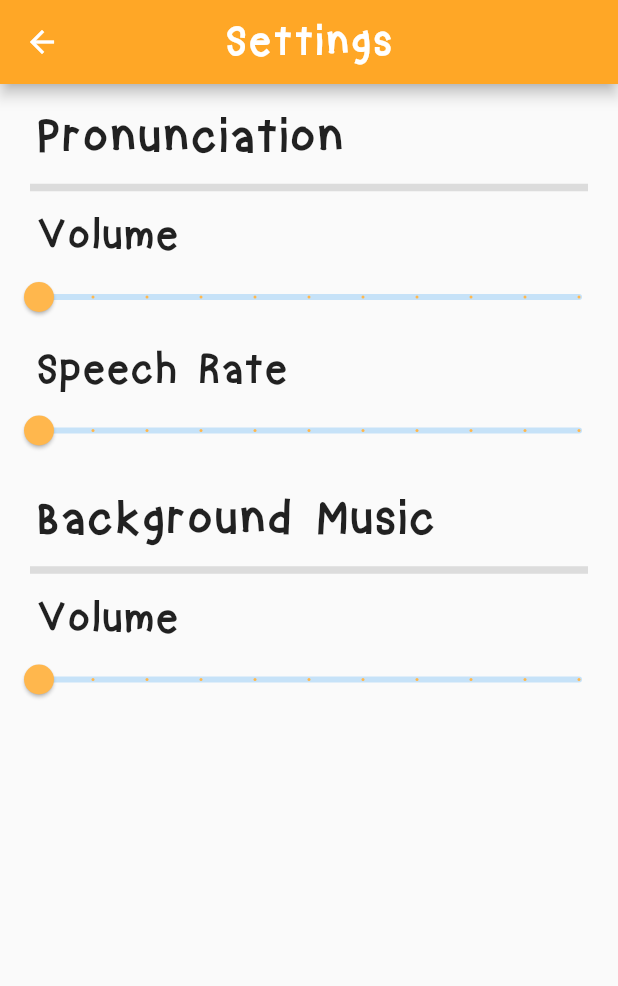
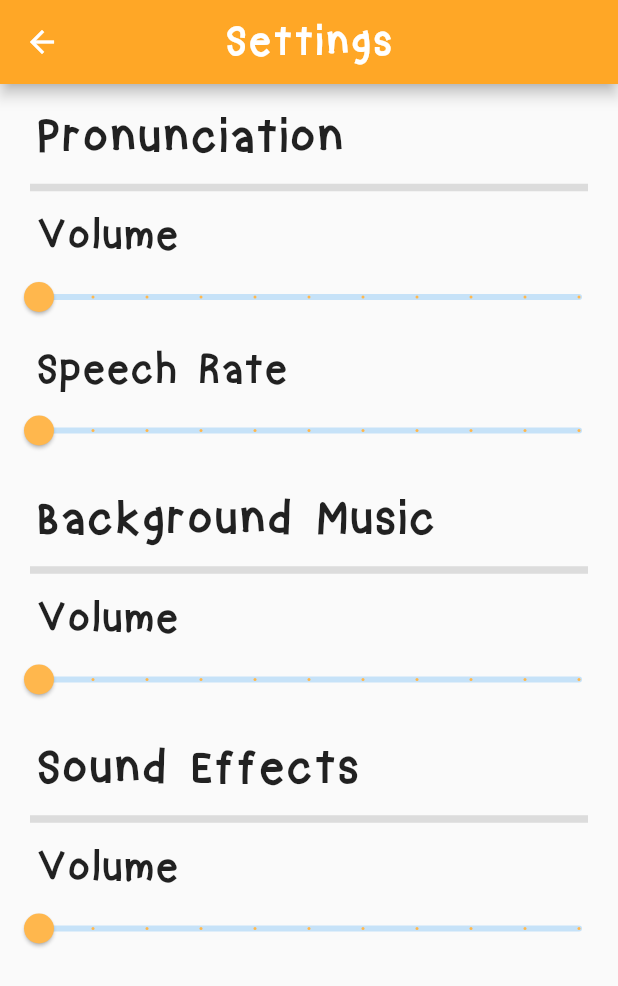
Before and after one commit to hongyu1738/plum_test, a Flutter app: the Settings screen opened by its route, on a phone screen of 412 x 824 dp. Shown: the top 986 px of the screen. Run offline on Flutter 3.47's test engine with Material 2 defaults, Android fonts, the phone set to English and light mode, and no system bars; our stand-ins replace animate_do, audioplayers, cloud_firestore, firebase_core, firebase_storage, flutter_speed_dial and 10 more; missing offline and left inert: tflite; accounts and stored records are empty.

Commit message:
Added feature to set background music volume on Slider value change
- Changed code to enable changing of volume simultaneously with Slider value change
- Added function to control volume of sound effects for Vocabulary Quiz, Image Quiz and Drag and Drop Quiz
- Modularized coding in Settings
- Removed unused comments and codes
- Added function to get sound effect volume from Cloud Firestore
- Added function to update sound effect volume in Cloud Firestore

```diff
--- a/lib/layout/image_question.dart
+++ b/lib/layout/image_question.dart
@@ -1,11 +1,9 @@
 import 'package:audioplayers/audioplayers.dart';
 import 'package:flutter/material.dart';
-//import 'dart:async';
-
 import 'package:flutter_tts/flutter_tts.dart';
 
 class ImageQuestion extends StatefulWidget {
-  const ImageQuestion({ Key key, this.imageLabel, this.imageUrl, this.urlChoices, this.imagePlayer, this.volume, this.rate }) : super(key: key);
+  const ImageQuestion({ Key key, this.imageLabel, this.imageUrl, this.urlChoices, this.imagePlayer, this.volume, this.rate, this.sfxVolume }) : super(key: key);
 
   final String imageLabel;
   final String imageUrl;
@@ -13,6 +11,7 @@ class ImageQuestion extends StatefulWidget {
   final AudioCache imagePlayer;
   final double volume;
   final double rate;
+  final double sfxVolume;
 
   @override
   _ImageQuestionState createState() => _ImageQuestionState();
@@ -52,12 +51,12 @@ class _ImageQuestionState extends State<ImageQuestion> {
               ),
           ],
         ),
-        showQuizImage(context, widget.urlChoices),
+        showQuizImage(context, widget.urlChoices, widget.sfxVolume),
       ],
     );
   }
 
-  Widget showQuizImage(BuildContext context, List<String> urlChoices) => Padding(
+  Widget showQuizImage(BuildContext context, List<String> urlChoices, double volume) => Padding(
     padding: const EdgeInsets.all(12),
     child: Container(
       height: MediaQuery.of(context).size.height * 0.68,
@@ -66,7 +65,7 @@ class _ImageQuestionState extends State<ImageQuestion> {
         itemCount: urlChoices.length,
         itemBuilder: (context, index){
           return InkWell(
-            onTap: () => [compareResult(context, index)],
+            onTap: () => [compareResult(context, index, volume)],
             splashColor: Colors.orangeAccent,
             child: showIndividualImage(context, urlChoices[index]));
       }),
@@ -76,7 +75,6 @@ class _ImageQuestionState extends State<ImageQuestion> {
   Widget showIndividualImage(BuildContext context, String url) => Padding(
     padding: const EdgeInsets.all(12.0),
     child: Container(
-      //padding: const EdgeInsets.all(12),
       height: MediaQuery.of(context).size.height * 0.30,
       width: MediaQuery.of(context).size.width,
       decoration: BoxDecoration(
@@ -96,26 +94,17 @@ class _ImageQuestionState extends State<ImageQuestion> {
         style: TextStyle(
         fontSize: 36,
         fontWeight: FontWeight.w400,
-        //fontStyle: FontStyle.italic,
         letterSpacing: .5,
       ),),
     );
 
-  void compareResult(BuildContext context, int index){
+  void compareResult(BuildContext context, int index, double volume){
 
     if(widget.imageUrl == widget.urlChoices[index]){
-      // Timer(Duration(milliseconds: 600), () {
-
-      // });
-      widget.imagePlayer.play("win.wav");
+      widget.imagePlayer.play("win.wav", volume: volume);
       Navigator.of(context).pushReplacementNamed('/imageResultSuccess');
-      //Navigator.of(context).popAndPushNamed('/vocabularyResultSuccess');
     } else {
-      //Navigator.of(context).pushNamed('/vocabularyResultFailure');
-      // Timer(Duration(milliseconds: 600), () {
-
-      // });
-      widget.imagePlayer.play("lose.wav");
+      widget.imagePlayer.play("lose.wav", volume: volume);
       Navigator.of(context).pushNamed('/imageResultFailure');
     }
   }
--- a/lib/layout/revision_vertical.dart
+++ b/lib/layout/revision_vertical.dart
@@ -2,7 +2,6 @@ import 'package:flutter/material.dart';
 import 'package:flutter_staggered_animations/flutter_staggered_animations.dart';
 import 'package:plum_test/layout/revision_horizontal.dart';
 import 'package:flutter_tts/flutter_tts.dart';
-//import 'package:plum_test/models/image_model.dart';
 
 class VerticalView extends StatefulWidget {
   const VerticalView({ Key key, this.classResult, this.imageResult, this.volume, this.rate}) : super(key: key);
@@ -39,7 +38,6 @@ class _VerticalViewState extends State<VerticalView> {
               Text('${widget.classResult}',
                 style: TextStyle(
                   fontSize: 36,
-                  //fontWeight: FontWeight.w400,
                   letterSpacing: .5,
                 ),
               ),
--- a/lib/layout/vocabulary_question.dart
+++ b/lib/layout/vocabulary_question.dart
@@ -1,14 +1,14 @@
 import 'package:audioplayers/audioplayers.dart';
 import 'package:flutter/material.dart';
-import 'dart:async';
 
 class VocabularyQuestion extends StatelessWidget {
-  const VocabularyQuestion({ Key key, this.vocabularyLabel, this.vocabularyUrl, this.choicesList, this.vocabularyPlayer }) : super(key: key);
+  const VocabularyQuestion({ Key key, this.vocabularyLabel, this.vocabularyUrl, this.choicesList, this.vocabularyPlayer, this.volume }) : super(key: key);
 
   final String vocabularyLabel;
   final String vocabularyUrl;
   final List<String> choicesList;
   final AudioCache vocabularyPlayer;
+  final double volume;
 
   @override
   Widget build(BuildContext context) {
@@ -18,7 +18,7 @@ class VocabularyQuestion extends StatelessWidget {
     return Column(
       children: [
         showQuestionImage(context, vocabularyUrl),
-        buildGrid(context, choicesList),
+        buildGrid(context, choicesList, volume),
       ],
     );
   }
@@ -39,7 +39,7 @@ class VocabularyQuestion extends StatelessWidget {
     ),
   );
 
-  Widget buildGrid(BuildContext context, List choices) => Padding(
+  Widget buildGrid(BuildContext context, List choices, double volume) => Padding(
     padding: const EdgeInsets.all(12),
     child: Container(
       height: 300,
@@ -52,7 +52,7 @@ class VocabularyQuestion extends StatelessWidget {
         itemCount: choices.length,
         itemBuilder: (context, index){
           return InkWell(
-              onTap: () => [compareResult(context, index)],
+              onTap: () => [compareResult(context, index, volume)],
               splashColor: Colors.orangeAccent,
               child: showQuestionChoices(choices[index])
           );
@@ -73,28 +73,18 @@ class VocabularyQuestion extends StatelessWidget {
         Text(choice,
         style: TextStyle(
           fontSize: 30,
-          //fontWeight: FontWeight.bold,
         ),)
       ],
     ),
   );
 
-
-  void compareResult(BuildContext context, int index){
+  void compareResult(BuildContext context, int index, double volume){
 
     if(vocabularyLabel == choicesList[index]){
-      // Timer(Duration(milliseconds: 600), () {
-
-      // });
-      vocabularyPlayer.play("win.wav");
+      vocabularyPlayer.play("win.wav", volume: volume);
       Navigator.of(context).pushReplacementNamed('/vocabularyResultSuccess');
-      //Navigator.of(context).popAndPushNamed('/vocabularyResultSuccess');
     } else {
-      //Navigator.of(context).pushNamed('/vocabularyResultFailure');
-      // Timer(Duration(milliseconds: 600), () {
-
-      // });
-      vocabularyPlayer.play("lose.wav");
+      vocabularyPlayer.play("lose.wav", volume: volume);
       Navigator.of(context).pushNamed('/vocabularyResultFailure');
     }
   }
--- a/lib/models/image_model.dart
+++ b/lib/models/image_model.dart
@@ -50,6 +50,10 @@ class ImageData with ChangeNotifier {
   bool _bgError = false;
   String _bgErrorMessage = "";
 
+  double _sfxVolume = 0.0;
+  bool _sfxError = false;
+  String _sfxErrorMessage = "";
+
   //Getter functions for variables
 
   List <dynamic> get classResults => _classResults;
@@ -89,6 +93,10 @@ class ImageData with ChangeNotifier {
   double get bgVolume => _bgVolume;
   bool get bgError => _bgError;
   String get bgErrorMessage => _bgErrorMessage;
+
+  double get sfxVolume => _sfxVolume;
+  bool get sfxError => _sfxError;
+  String get sfxErrorMessage => _sfxErrorMessage;
 
   Future<void> get fetchImageData async { //Function to fetch image data from Cloud Firestore
     QuerySnapshot imageSnapshot = await FirebaseFirestore.instance.collection('Images').get();
@@ -415,6 +423,28 @@ class ImageData with ChangeNotifier {
     notifyListeners();
   }
 
+  Future <void> get fetchSfxVolume async {
+    DocumentSnapshot sfxSnapshot = await FirebaseFirestore.instance.collection('Sfx').doc('volume').get();
+
+    if (sfxSnapshot.exists){
+      try {
+        _sfxVolume = sfxSnapshot['volume'];
+        _sfxError = false;
+
+      } catch(e) {
+        _sfxError = true;
+        _sfxErrorMessage = e.toString();
+        _sfxVolume = 0.0;
+      }
+    } else {
+      _sfxError = true;
+      _sfxErrorMessage = "There is no specified volume. Please try again.";
+      _sfxVolume = 0.0;
+    }
+
+    notifyListeners();
+  }
+
   void generateRandomNumber(int counter){
     Random random = new Random();
     _randomNum = random.nextInt(counter);
--- a/lib/screens/home/home.dart
+++ b/lib/screens/home/home.dart
@@ -1,5 +1,3 @@
-import 'package:audioplayers/audioplayers.dart';
-import 'package:cloud_firestore/cloud_firestore.dart';
 import 'package:flutter/material.dart';
 import 'package:plum_test/layout/home_view.dart';
 import 'package:provider/provider.dart';
--- a/lib/screens/quiz/drag_n_drop.dart
+++ b/lib/screens/quiz/drag_n_drop.dart
@@ -23,6 +23,7 @@ class _DragAndDropState extends State<DragAndDrop> {
   void initState() {
     super.initState();
     context.read<ImageData>().fetchDragData;
+    context.read<ImageData>().fetchSfxVolume;
     randomNum = random.nextInt(10);
     dragPlayer.loadAll(["single_correct.wav", "win.wav"]);
   }
@@ -36,17 +37,16 @@ class _DragAndDropState extends State<DragAndDrop> {
         centerTitle: true,
         title: Text('Drag and Drop',
         style: TextStyle(
-          //textStyle: Theme.of(context).textTheme.headline4,
           fontSize: 30,
           fontWeight: FontWeight.w400,
           letterSpacing: .5,
-          //fontStyle: FontStyle.italic,
         )),
         actions: [
           Padding(padding: EdgeInsets.only(right: 16),
             child: GestureDetector(
               onTap: () async {
                 await context.read<ImageData>().fetchDragData;
+                await context.read<ImageData>().fetchSfxVolume;
                 setState(() {
                   score.clear();
                 });
@@ -56,9 +56,6 @@ class _DragAndDropState extends State<DragAndDrop> {
           )
 
         ],
-        // titleTextStyle: TextStyle(
-        //   fontSize: 24.0,
-        // ),
       ),
 
       body: BounceInDown(
@@ -72,11 +69,8 @@ class _DragAndDropState extends State<DragAndDrop> {
                 //Error message when dragError == true
                 textAlign: TextAlign.center,
                 style: TextStyle(
-                  //textStyle: Theme.of(context).textTheme.headline4,
                   fontSize: 32,
                   fontWeight: FontWeight.w400,
-                  //fontStyle: FontStyle.italic,
-                  //letterSpacing: .5,
                 ), ),
               )
               : Row(
@@ -98,7 +92,7 @@ class _DragAndDropState extends State<DragAndDrop> {
                   Column(
                     mainAxisAlignment: MainAxisAlignment.spaceAround,
                     crossAxisAlignment: CrossAxisAlignment.end,
-                    children: value.dragMap.entries.map((e) => dropItem(e.key, e.value)).toList()..shuffle(Random(randomNum)),
+                    children: value.dragMap.entries.map((e) => dropItem(e.key, e.value, value.sfxVolume)).toList()..shuffle(Random(randomNum)),
                   )
                 ],
               );
@@ -109,7 +103,7 @@ class _DragAndDropState extends State<DragAndDrop> {
     );
   }
 
-  Widget dropItem(String label, String url) => DragTarget<String>(
+  Widget dropItem(String label, String url, double volume) => DragTarget<String>(
     builder: (BuildContext context, List<String> accepted, List rejected){
       if (score[label] == true) {
         return Container(
@@ -126,8 +120,6 @@ class _DragAndDropState extends State<DragAndDrop> {
         return Container(
           height: MediaQuery.of(context).size.height * 0.25,
           width: MediaQuery.of(context).size.width * 0.35,
-          // height: 200,
-          // width: 150,
           decoration: BoxDecoration(
             border: Border.all(color: Colors.black),
             borderRadius: BorderRadius.circular(15),
@@ -144,15 +136,15 @@ class _DragAndDropState extends State<DragAndDrop> {
       setState(() {
         score[label] = true;
       });
-      compareResult(context, score);
-      dragPlayer.play("single_correct.wav");
+      compareResult(context, score, volume);
+      dragPlayer.play("single_correct.wav", volume: volume);
     },
     onLeave: (data){},
   );
 
-  void compareResult(BuildContext context, Map score){
+  void compareResult(BuildContext context, Map score, double volume){
     if (score.length == 3){
-      dragPlayer.play("win.wav");
+      dragPlayer.play("win.wav", volume: volume);
       Navigator.of(context).pushReplacementNamed('/dragResultSuccess');
     }
   }
--- a/lib/screens/quiz/vocabulary_quiz.dart
+++ b/lib/screens/quiz/vocabulary_quiz.dart
@@ -18,6 +18,7 @@ class _VocabularyQuizState extends State<VocabularyQuiz> {
   void initState() {
     super.initState();
     context.read<ImageData>().fetchRandomAnswer;
+    context.read<ImageData>().fetchSfxVolume;
   }
 
   final vocabularyPlayer = AudioCache(prefix: 'assets/audio/');
@@ -31,15 +32,10 @@ class _VocabularyQuizState extends State<VocabularyQuiz> {
         centerTitle: true,
         title: Text('Vocabulary Quiz',
         style: TextStyle(
-          //textStyle: Theme.of(context).textTheme.headline4,
           fontSize: 30,
           fontWeight: FontWeight.w400,
           letterSpacing: .5,
-          //fontStyle: FontStyle.italic,
         )),
-        // titleTextStyle: TextStyle(
-        //   fontSize: 24.0,
-        // ),
       ),
 
       body: BounceInDown(
@@ -50,6 +46,7 @@ class _VocabularyQuizState extends State<VocabularyQuiz> {
           color: Colors.orangeAccent,
           onRefresh: () async {
             await context.read<ImageData>().fetchRandomAnswer;
+            await context.read<ImageData>().fetchSfxVolume;
           },
           child: SingleChildScrollView(
             physics: BouncingScrollPhysics(
@@ -68,11 +65,8 @@ class _VocabularyQuizState extends State<VocabularyQuiz> {
                         //Error message when vocabularyError == true
                         textAlign: TextAlign.center,
                         style: TextStyle(
-                          //textStyle: Theme.of(context).textTheme.headline4,
                           fontSize: 32,
                           fontWeight: FontWeight.w400,
-                          //fontStyle: FontStyle.italic,
-                          //letterSpacing: .5,
                         ), ),
                       ),
                     )
@@ -80,11 +74,8 @@ class _VocabularyQuizState extends State<VocabularyQuiz> {
                     //Error message when choiceError == true
                     textAlign: TextAlign.center,
                     style: TextStyle(
-                      //textStyle: Theme.of(context).textTheme.headline4,
                       fontSize: 24,
                       fontWeight: FontWeight.w400,
-                      //fontStyle: FontStyle.italic,
-                      //letterSpacing: .5,
                     ), )
                     : value.choiceResults.length != 0 && value.answerChoices.length == 0
                     //Load circular progress indicator when fetching data for answerChocies
@@ -99,7 +90,7 @@ class _VocabularyQuizState extends State<VocabularyQuiz> {
                     //Load circular progress indicator when fetching data for vocabularyImageUrl
                     ? SizedBox(height: MediaQuery.of(context).size.height, child: Center(child: CircularProgressIndicator()))
                     : VocabularyQuestion(vocabularyLabel: value.vocabularyImageLabel, vocabularyUrl: value.vocabularyImageUrl,
-                    choicesList: value.answerChoices, vocabularyPlayer: vocabularyPlayer);
+                    choicesList: value.answerChoices, vocabularyPlayer: vocabularyPlayer, volume: value.sfxVolume);
                   },
                 )
             ),
--- a/lib/screens/revision/revision.dart
+++ b/lib/screens/revision/revision.dart
@@ -2,7 +2,6 @@ import 'package:flutter/material.dart';
 import 'package:provider/provider.dart';
 import 'package:plum_test/models/image_model.dart';
 import 'package:plum_test/layout/revision_vertical.dart';
-import 'package:google_fonts/google_fonts.dart';
 import 'package:animate_do/animate_do.dart';
 import 'package:liquid_pull_to_refresh/liquid_pull_to_refresh.dart';
 
@@ -34,7 +33,6 @@ class _RevisionState extends State<Revision> {
         title: Text('Revision',
         style: TextStyle(
           fontSize: 30,
-          //fontWeight: FontWeight.w400,
           letterSpacing: .5,
         )),
       ),
--- a/lib/screens/settings/settings.dart
+++ b/lib/screens/settings/settings.dart
@@ -1,6 +1,5 @@
 import 'package:cloud_firestore/cloud_firestore.dart';
 import 'package:flutter/material.dart';
-import 'package:plum_test/layout/home_view.dart';
 
 class Settings extends StatefulWidget {
   const Settings({ Key key, this.resetVolume }) : super(key: key);
@@ -16,6 +15,7 @@ class _SettingsState extends State<Settings> {
   double ttsVolume = 0.0;
   double ttsRate = 0.0;
   double backgroundVolume = 0.0;
+  double sfxVolume = 0.0;
 
   Future <void> getTtsVolume() async {
     DocumentSnapshot volumeSnapshot = await FirebaseFirestore.instance.collection('Tts').doc('volume').get();
@@ -50,12 +50,24 @@ class _SettingsState extends State<Settings> {
     await FirebaseFirestore.instance.collection('Background').doc('volume').set({ 'volume': bgVolume });
   }
 
+  Future <void> getSfxVolume() async {
+    DocumentSnapshot sfxSnapshot = await FirebaseFirestore.instance.collection('Sfx').doc('volume').get();
+    setState(() {
+      sfxVolume = sfxSnapshot['volume'];
+    });
+  }
+
+  Future updateSfxVolume(double volume) async {
+    await FirebaseFirestore.instance.collection('Sfx').doc('volume').set({ 'volume': volume });
+  }
+
   @override
   void initState() {
     super.initState();
     getTtsVolume();
     getTtsRate();
     getBackgroundVolume();
+    getSfxVolume();
   }
 
   void onBackPressed(){
@@ -66,23 +78,13 @@ class _SettingsState extends State<Settings> {
   @override
   Widget build(BuildContext context) {
 
-    return WillPopScope(
-      onWillPop: () async {
-        Navigator.of(context).pop();
-        onBackPressed();
-        return false;
-      },
-      child: Scaffold(
+    return Scaffold(
       appBar: AppBar(
         backgroundColor: Colors.orange[400],
         centerTitle: true,
         title: Text('Settings',
-          // titleTextStyle: TextStyle(
-          //   fontSize: 30,
-          // ),
         style: TextStyle(
           fontSize: 30,
-            //fontWeight: FontWeight.w400,
           letterSpacing: .5,
         )),
       ),
@@ -90,96 +92,26 @@ class _SettingsState extends State<Settings> {
       body: Column(
         crossAxisAlignment: CrossAxisAlignment.start,
         children: [
-            Padding(
-              padding: const EdgeInsets.fromLTRB(24, 16, 0, 8),
-              child: Text("Pronunciation",
-              style: TextStyle(
-                fontSize: 34,
-                fontWeight: FontWeight.w400,
-                ),
-              ),
-            ),
-            Divider(
-              thickness: 5,
-              indent: 20,
-              endIndent: 20,
-            ),
-            Padding(
-              padding: const EdgeInsets.fromLTRB(24, 8, 0, 0),
-              child: Text("Volume",
-              style: TextStyle(
-                fontSize: 30,
-                fontWeight: FontWeight.w400,
-                ),
-              ),
-            ),
+          _settingsHeading("Pronunciation"),
+          _divider(),
+          _settingsSubheading("Volume"),
           _volume(),
-            // Divider(
-            //   thickness: 5,
-            //   indent: 20,
-            //   endIndent: 20,
-            // ),
-            Padding(
-              padding: const EdgeInsets.fromLTRB(24, 8, 0, 0),
-              child: Text("Speech Rate",
-              style: TextStyle(
-                fontSize: 30,
-                fontWeight: FontWeight.w400,
-                ),
-              ),
-            ),
+          _settingsSubheading("Speech Rate"),
           _rate(),
-            Padding(
-              padding: const EdgeInsets.fromLTRB(24, 16, 0, 8),
-              child: Text("Background Music",
-              style: TextStyle(
-                fontSize: 34,
-                fontWeight: FontWeight.w400,
-                ),
-              ),
-            ),
-            Divider(
-              thickness: 5,
-              indent: 20,
-              endIndent: 20,
-            ),
-            Padding(
-              padding: const EdgeInsets.fromLTRB(24, 8, 0, 0),
-              child: Text("Volume",
-              style: TextStyle(
-                fontSize: 30,
-                fontWeight: FontWeight.w400,
-                ),
-              ),
-            ),
+
+          _settingsHeading("Background Music"),
+          _divider(),
+          _settingsSubheading("Volume"),
           _backgroundVolume(),
+
+          _settingsHeading("Sound Effects"),
+          _divider(),
+          _settingsSubheading("Volume"),
+          _sfxVolume(),
         ],
-        ),
-
       ),
     );
   }
-
-  // Widget buildCheckBox() => ListTile(
-  //   onTap: (){
-  //     setState(() {
-  //       this.value = !value;
-  //     });
-  //   },
-  //     trailing: Checkbox(
-  //     value: value,
-  //     activeColor: Colors.orange[400],
-  //     onChanged: (value){
-  //       setState(() {
-  //         this.value = value;
-  //       });
-  //     },
-  //   ),
-  //   title: Text('Save image to gallery',
-  //   style: TextStyle(
-  //     fontSize: 20)
-  //     ),
-  // );
 
   Widget _volume() {
     return Slider(
@@ -222,6 +154,7 @@ class _SettingsState extends State<Settings> {
         setState(() {
           backgroundVolume = newVolume;
           updateBackgroundVolume(newVolume);
+          widget.resetVolume(newVolume);
         });
       },
       min: 0.0,
@@ -232,5 +165,52 @@ class _SettingsState extends State<Settings> {
     );
   }
 
+  Widget _sfxVolume(){
+    return Slider(
+      value: sfxVolume,
+      onChanged: (newVolume){
+        setState(() {
+          sfxVolume = newVolume;
+          updateSfxVolume(newVolume);
+        });
+      },
+      min: 0.0,
+      max: 1.0,
+      divisions: 10,
+      label: "Rate: $sfxVolume",
+      activeColor: Colors.orange[300],
+    );
+  }
 
+  Widget _settingsHeading(String text){
+    return Padding(
+      padding: const EdgeInsets.fromLTRB(24, 16, 0, 8),
+        child: Text("$text",
+        style: TextStyle(
+          fontSize: 34,
+          fontWeight: FontWeight.w400,
+        ),
+      ),
+    );
   }
+
+  Widget _settingsSubheading(String text){
+    return Padding(
+      padding: const EdgeInsets.fromLTRB(24, 8, 0, 0),
+      child: Text("$text",
+      style: TextStyle(
+        fontSize: 30,
+        fontWeight: FontWeight.w400,
+        ),
+      ),
+    );
+  }
+
+  Widget _divider(){
+    return Divider(
+      thickness: 5,
+      indent: 20,
+      endIndent: 20,
+    );
+  }
+}
```
Also changed, not shown: lib/layout/vocabulary_result_failure.dart (+0 -9 lines), lib/layout/vocabulary_result_success.dart (+0 -8 lines), lib/screens/quiz/image_quiz.dart (+5 -9 lines). Lines whose indentation alone changed are shown as unchanged.
